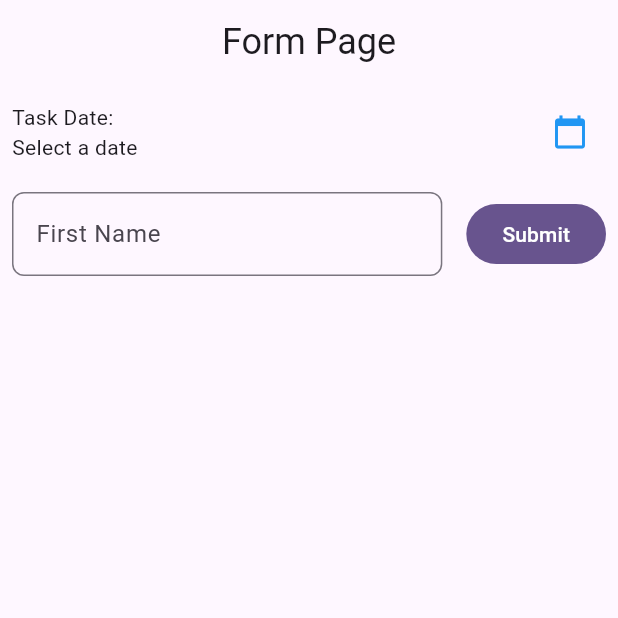
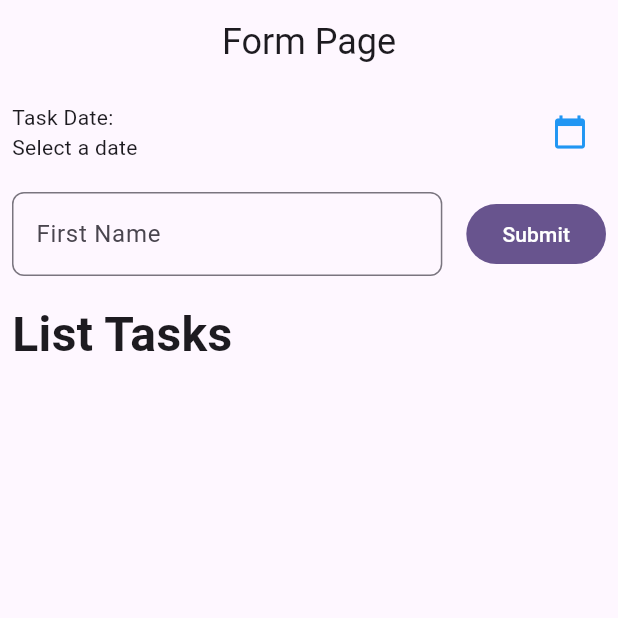
Before and after one commit to hi-lufz1/TodoApp_0181, a Flutter app: the screen it shows after launch, on a phone screen of 412 x 824 dp, the top half of it. Run offline on Flutter 3.47's test engine with Material 3 defaults, Android fonts, the phone set to English and light mode, and no system bars; our stand-ins replace scroll_date_picker.

Commit message:
menambahkan dependencies

```diff
--- a/lib/todo_page.dart
+++ b/lib/todo_page.dart
@@ -1,4 +1,8 @@
 import 'package:flutter/material.dart';
+import 'package:scroll_date_picker/scroll_date_picker.dart';
+import 'package:intl/intl.dart';
+
+
 
 class TodoPage extends StatefulWidget {
   const TodoPage({super.key});
@@ -22,6 +26,7 @@ class _TodoPageState extends State<TodoPage> {
         child: Padding(
           padding: const EdgeInsets.all(8.0),
           child: Column(
+            crossAxisAlignment: CrossAxisAlignment.start,
             spacing: 16,
             children: [
               Row( mainAxisAlignment: MainAxisAlignment.spaceBetween,
@@ -59,6 +64,7 @@ class _TodoPageState extends State<TodoPage> {
                 ]
                 ,)
               ),
+              Text("List Tasks", style: TextStyle(fontSize: 32, fontWeight: FontWeight.bold),)
             ]
           ),)),
     );
--- a/pubspec.yaml
+++ b/pubspec.yaml
@@ -30,6 +30,8 @@ environment:
 dependencies:
   flutter:
     sdk: flutter
+  intl: ^0.18.1
+  scroll_date_picker : ^3.8.0
 
   # The following adds the Cupertino Icons font to your application.
   # Use with the CupertinoIcons class for iOS style icons.
```
Also changed, not shown: pubspec.lock.
